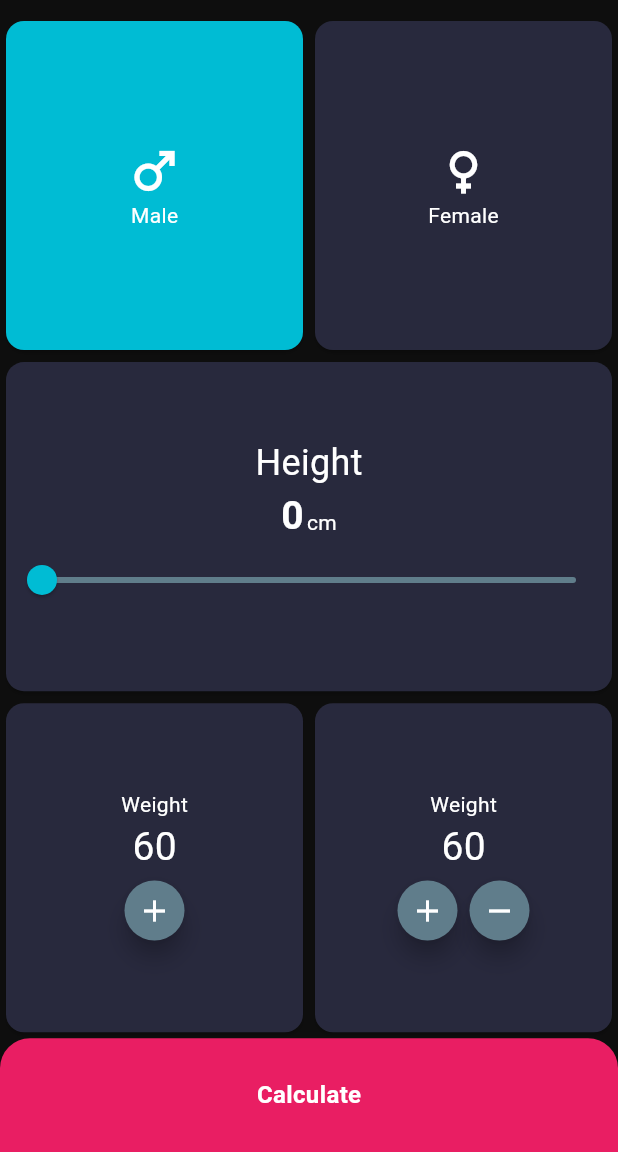
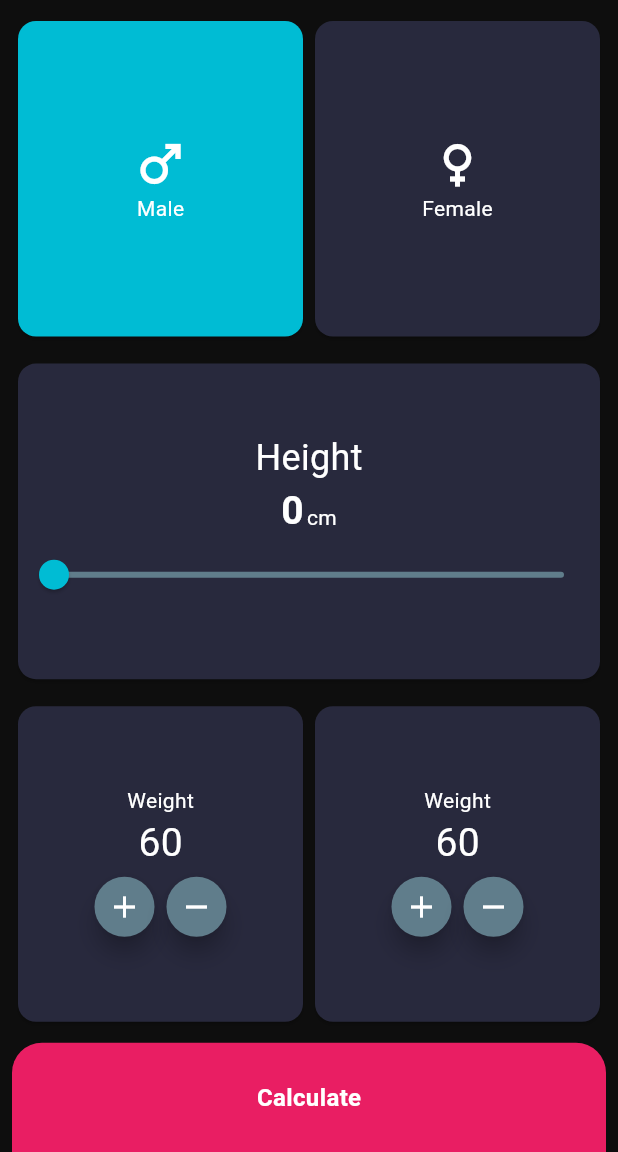
Before and after one commit to EusufUddin8926/bmi_calculator_flutter, a Flutter app: the screen it shows after launch, on a phone screen of 412 x 824 dp, the part 84-1236 px from its top. Run offline on Flutter 3.47's test engine with Material 3 defaults, Android fonts, the phone set to English and light mode, and no system bars.

Commit message:
design done fully

```diff
--- a/lib/screens/home_page.dart
+++ b/lib/screens/home_page.dart
@@ -22,6 +22,7 @@ class _HomePageState extends State<HomePage> {
         backgroundColor: Colors.cyan,
       ),
       body: Container(
+        padding: EdgeInsets.fromLTRB(8, 0, 8, 0),
         color: bgColor,
         child: Column(
           children: [
@@ -84,6 +85,9 @@ class _HomePageState extends State<HomePage> {
                     ))
                   ],
                 )),
+            const SizedBox(
+              height: 10,
+            ),
             Expanded(
                 flex: 3,
                 child: Card(
@@ -132,6 +136,9 @@ class _HomePageState extends State<HomePage> {
                     ],
                   ),
                 )),
+            const SizedBox(
+              height: 10,
+            ),
             Expanded(
                 flex: 3,
                 child: Row(
@@ -151,12 +158,24 @@ class _HomePageState extends State<HomePage> {
                               "60",
                               style: TextStyle(color: Colors.white, fontSize: 26),
                             ),
+                            Row(
+                              mainAxisAlignment: MainAxisAlignment.center,
+                              children: [
                                 FloatingActionButton(
                                   onPressed: () {},
                                   mini: true,
                                   shape: RoundedRectangleBorder(borderRadius: BorderRadius.circular(50)),
                                   backgroundColor: Colors.blueGrey,
                                   child: Icon(Icons.add, color: Colors.white),
+                                ),
+                                FloatingActionButton(
+                                  onPressed: () {},
+                                  mini: true,
+                                  shape: RoundedRectangleBorder(borderRadius: BorderRadius.circular(50)),
+                                  backgroundColor: Colors.blueGrey,
+                                  child: Icon(Icons.remove, color: Colors.white),
+                                ),
+                              ],
                             )
                           ],
                         ),
@@ -201,6 +220,9 @@ class _HomePageState extends State<HomePage> {
                     ),
                   ],
                 )),
+            const SizedBox(
+              height: 10,
+            ),
              Expanded(
                 flex: 1,
                 child: Container(
```
Lines whose indentation alone changed are shown as unchanged.
